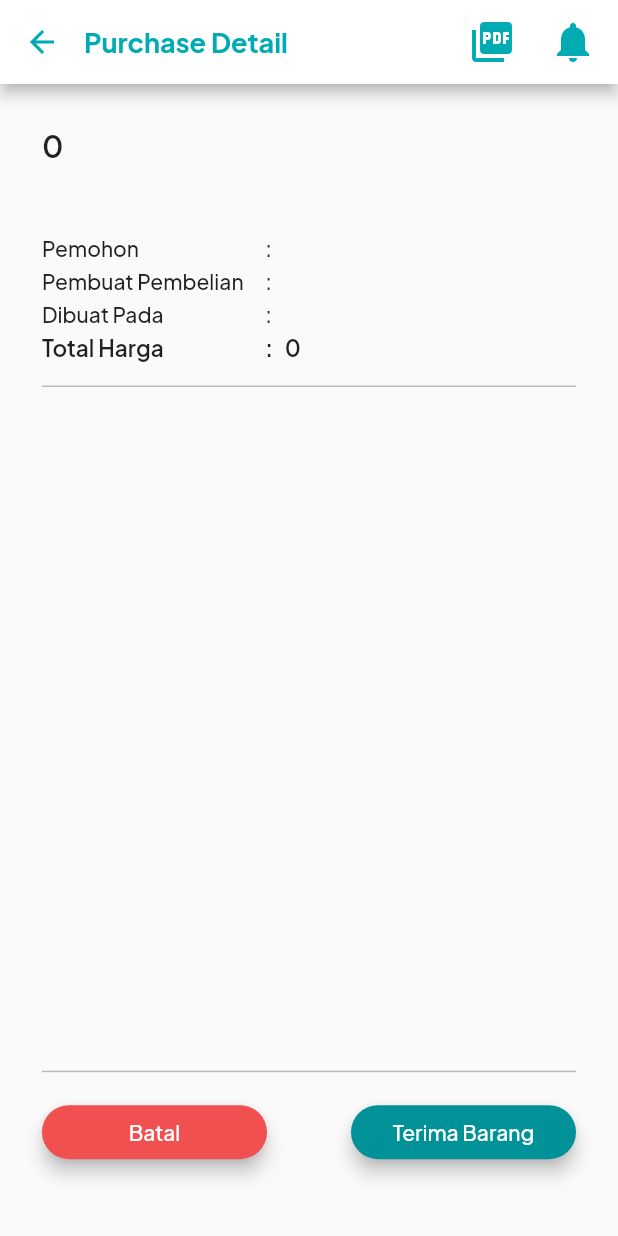
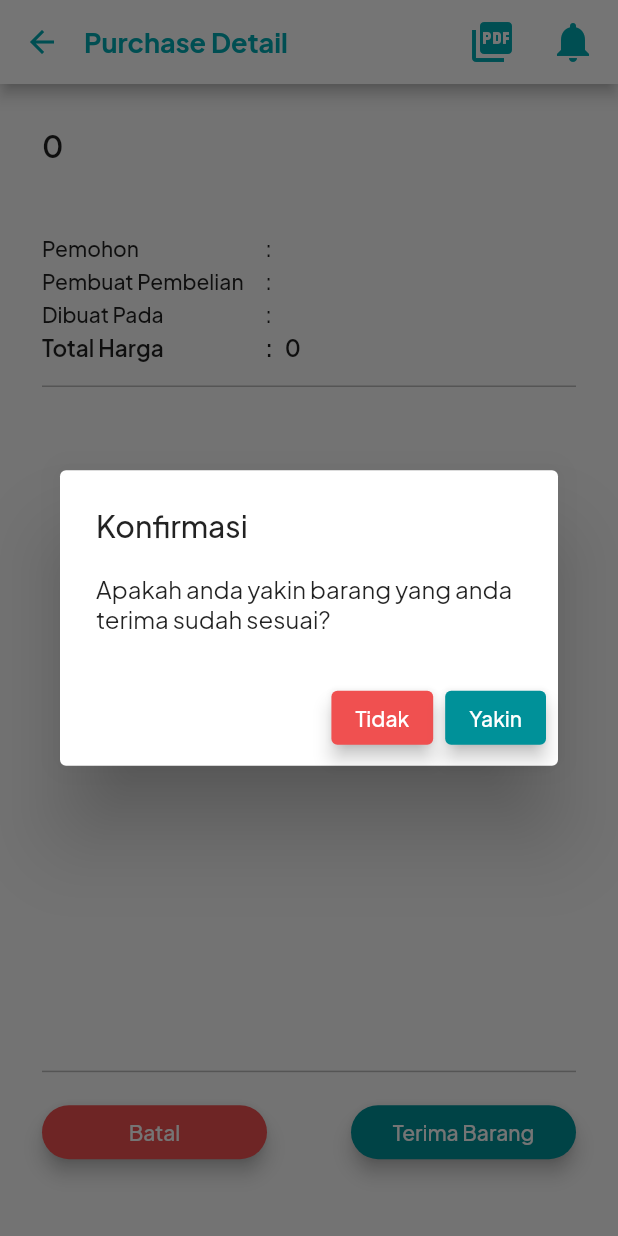
Before and after one commit to ilham-zukri/RepIT-App, a Flutter app: the PurchaseDetail screen opened directly with empty values, after a tap on "Terima Barang", on a phone screen of 412 x 824 dp. Run offline on Flutter 3.47's test engine with Material 2 defaults, Android fonts, the light colour scheme and no system bars; our stand-ins replace dio, flutter_speed_dial, flutter_svg, google_fonts, shared_preferences; accounts and stored records are empty.

Commit message:
feat(managePurchases): Receive Button is done. bug: loading bar is not in front of dialog

```diff
--- a/lib/pages/purchase_detail.dart
+++ b/lib/pages/purchase_detail.dart
@@ -33,7 +33,7 @@ class _PurchaseDetailState extends State<PurchaseDetail> {
   @override
   Widget build(BuildContext context) {
     Size size = MediaQuery.of(context).size;
-    isButtonDisabled = purchase.status == 'Cancelled';
+    isButtonDisabled = purchase.status == 'Cancelled' || purchase.status == 'Received';
     return Scaffold(
       appBar: customDownloadAppBar(context, "Purchase Detail"),
       body: Stack(
@@ -181,6 +181,8 @@ class _PurchaseDetailState extends State<PurchaseDetail> {
                 const SizedBox(
                   height: 16,
                 ),
+                (purchase.status != 'Received')
+                    ?
                 Row(
                   mainAxisAlignment: MainAxisAlignment.spaceBetween,
                   children: [
@@ -277,11 +279,89 @@ class _PurchaseDetailState extends State<PurchaseDetail> {
                               borderRadius: BorderRadius.circular(50)),
                           elevation: 5,
                         ),
-                        onPressed: !isButtonDisabled ? () {} : null,
+                        onPressed: !isButtonDisabled ? () {
+                          showDialog(context: context, builder: (context) {
+                            return AlertDialog(
+                              title: const Text('Konfirmasi'),
+                              content: const Text('Apakah anda yakin barang yang anda terima sudah sesuai?'),
+                              actions: [
+                                ElevatedButton(
+                                  onPressed: () {
+                                    Navigator.pop(context);
+                                  },
+                                  style: ElevatedButton.styleFrom(
+                                    backgroundColor:
+                                    const Color(0xffF05050),
+                                    elevation: 5,
+                                  ),
+                                  child: const Text("Tidak"),
+                                ),
+                                ElevatedButton(
+                                  onPressed: () async{
+                                    try{
+                                      setState(() {
+                                        isLoading = true;
+                                      });
+                                      var response = await Services.receivePurchase(purchase.id);
+                                      setState(() {
+                                        isLoading = false;
+                                      });
+                                      if (mounted) {
+                                        Navigator.pop(context);
+                                        showDialog(
+                                          context: context,
+                                          builder: (context) => alert(
+                                              context,
+                                              "Berhasil",
+                                              response!.data['message']),
+                                        );
+                                        setState(() {
+                                          purchase.status = 'Received';
+                                        });
+                                      }
+                                    }catch(e){
+                                      if(mounted){
+                                        showDialog(context: context, builder: (context) => alert(context, 'Error', e.toString()),);
+                                      }
+                                    }
+                                  },
+                                  style: ElevatedButton.styleFrom(
+                                    backgroundColor:
+                                    const Color(0xff009199),
+                                    elevation: 5,
+                                  ),
+                                  child: const Text("Yakin"),
+                                ),
+
+                              ],
+                            );
+                          },);
+                        } : null,
                         child: const Text('Terima Barang'),
                       ),
                     ),
                   ],
+                ) :
+                SizedBox(
+                  width: size.width,
+                  child: ElevatedButton(
+                    style: ElevatedButton.styleFrom(
+                      backgroundColor:
+                      const Color(0xff009199),
+                      shape: RoundedRectangleBorder(
+                          borderRadius:
+                          BorderRadius.circular(50)),
+                      elevation: 5,
+                    ),
+                    onPressed: () async {
+                    },
+                    child: const Text(
+                      "Daftarkan Aset",
+                      style: TextStyle(
+                          color: Colors.white,
+                          fontWeight: FontWeight.w600),
+                    ),
+                  ),
                 )
               ],
             ),
--- a/lib/widgets/purchase_status_box_builder.dart
+++ b/lib/widgets/purchase_status_box_builder.dart
@@ -13,6 +13,10 @@ Widget purchaseStatusBoxBuilder(String status, String usage){
     "In Progress": {
       "backgroundColor": const Color(0xff98BFFA),
       "textColor": const Color(0xff12315F),
+    },
+    "Received": {
+      "backgroundColor": const Color(0xffA7E9E9),
+      "textColor": const Color(0xff2F546E),
     },
     "Cancelled": {
       "backgroundColor": const Color(0xffE9A7A7),
```
Also changed, not shown: lib/services.dart (+29 -1 lines).
